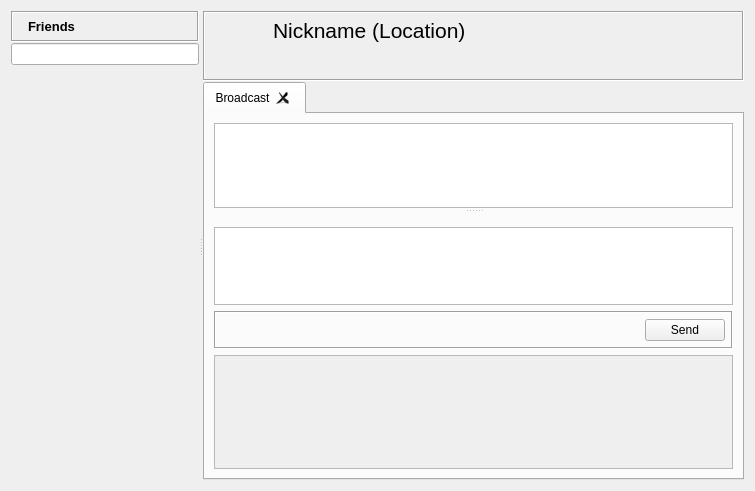
Before: the Qt Designer form retroshare-gui/src/gui/FriendsDialog.ui in RetroShare/RetroShare, drawn with Qt 5.
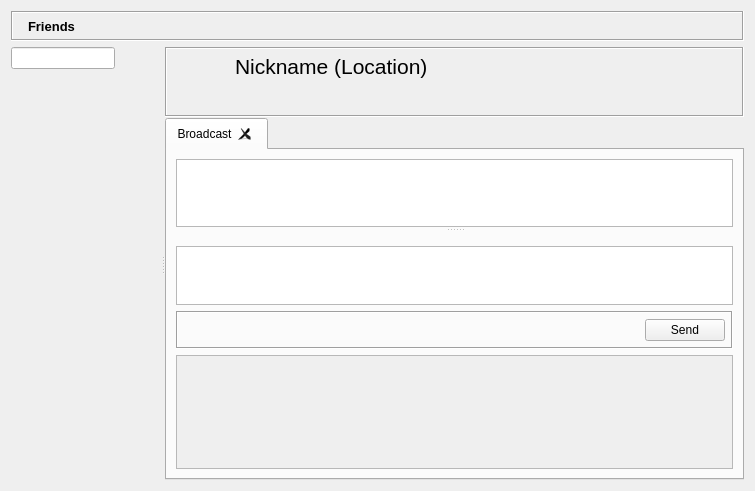
After: the same form once the commit is applied. Icons and pictures are not drawn. Custom widgets are drawn as their Qt base class.

Commit message: Remorked GUI layout a little bit: - made all pages have a bar with full width - added help button to each of them (needs adding text) - improved help system so that it's easy to register a new help button FriendsDialog still needs some cleaning.

```diff
--- a/retroshare-gui/src/gui/FriendsDialog.ui
+++ b/retroshare-gui/src/gui/FriendsDialog.ui
@@ -10,17 +10,7 @@
     <height>491</height>
    </rect>
   </property>
-  <layout class="QGridLayout" name="gridLayout_2">
-   <item row="0" column="0">
-    <widget class="QSplitter" name="splitter">
-     <property name="orientation">
-      <enum>Qt::Horizontal</enum>
-     </property>
-     <widget class="QWidget" name="layoutWidget">
-      <layout class="QVBoxLayout" name="friendListLayout">
-       <property name="spacing">
-        <number>1</number>
-       </property>
+  <layout class="QVBoxLayout" name="verticalLayout_2">
        <item>
         <widget class="QFrame" name="titleBarFrame">
          <property name="frameShape">
@@ -71,6 +61,44 @@
            </spacer>
           </item>
           <item>
+       <widget class="QPushButton" name="helpButton">
+        <property name="sizePolicy">
+         <sizepolicy hsizetype="Maximum" vsizetype="Fixed">
+          <horstretch>0</horstretch>
+          <verstretch>0</verstretch>
+         </sizepolicy>
+        </property>
+        <property name="text">
+         <string/>
+        </property>
+        <property name="icon">
+         <iconset resource="images.qrc">
+          <normaloff>:/images/64px_help.png</normaloff>:/images/64px_help.png</iconset>
+        </property>
+        <property name="checkable">
+         <bool>true</bool>
+        </property>
+        <property name="flat">
+         <bool>true</bool>
+        </property>
+       </widget>
+      </item>
+     </layout>
+    </widget>
+   </item>
+   <item>
+    <widget class="QSplitter" name="splitter">
+     <property name="orientation">
+      <enum>Qt::Horizontal</enum>
+     </property>
+     <widget class="QWidget" name="">
+      <layout class="QVBoxLayout" name="verticalLayout">
+       <item>
+        <layout class="QHBoxLayout" name="horizontalLayout_3">
+         <item>
+          <widget class="LineEditClear" name="filter_lineEdit"/>
+         </item>
+         <item>
            <widget class="QToolButton" name="displayButton">
             <property name="sizePolicy">
              <sizepolicy hsizetype="Fixed" vsizetype="Fixed">
@@ -103,10 +131,6 @@
            </widget>
           </item>
          </layout>
-        </widget>
-       </item>
-       <item>
-        <widget class="LineEditClear" name="filter_lineEdit"/>
        </item>
        <item>
         <widget class="FriendList" name="friendList" native="true">
```
Left out of the diff: 32 changed lines with no effect on the pictures. Lines whose indentation alone changed are shown as unchanged. The commit also changes 12 other files.
